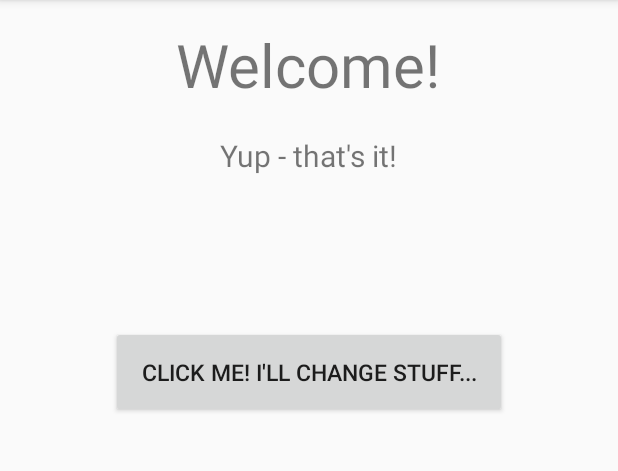
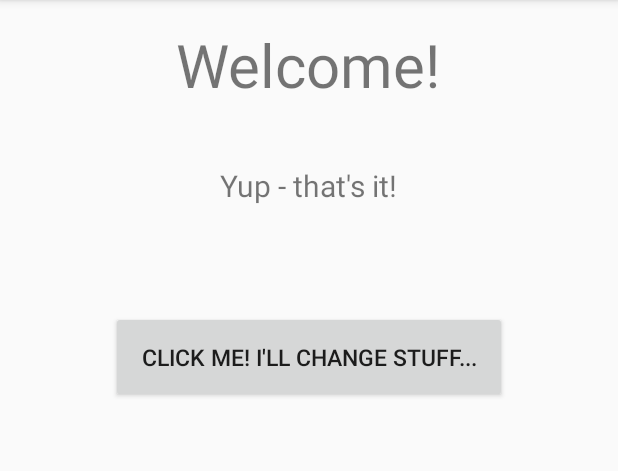
Before and after one commit to iWanjugu/First_Android_App, an Android app: the screen it shows after launch (MainActivity), after a tap on "CLICK ME! I'LL CHANGE STUFF...", on a phone screen of 412 x 824 dp, the part 84-555 px from its top. Run offline under Robolectric (Android 15) with nearby library versions, the phone set to English and light mode, and no system bars.

```diff
--- a/app/src/main/java/com/example/firstapp/app/MainActivity.java
+++ b/app/src/main/java/com/example/firstapp/app/MainActivity.java
@@ -15,7 +15,7 @@ public class MainActivity extends AppCompatActivity {
         super.onCreate(savedInstanceState);
         setContentView(R.layout.activity_main);
 
-        // Changing our Textview on button click
+        // Changing our TextView on button click
         final TextView firstTextView = (TextView) findViewById(R.id.textView);
         Button firstButton = (Button) findViewById(R.id.firstButton);
 
--- a/app/src/main/res/layout/activity_main.xml
+++ b/app/src/main/res/layout/activity_main.xml
@@ -22,7 +22,7 @@
         android:layout_height="wrap_content"
         android:text="@string/intro"
         android:textSize="20sp"
-        android:layout_marginTop="20dp"
+        android:layout_marginTop="40dp"
         android:id="@+id/textView"/>
 
     <Button
@@ -32,7 +32,7 @@
         android:textSize="15sp"
         android:id="@+id/firstButton"
         android:layout_gravity="center_horizontal"
-        android:layout_marginTop="100dp"
+        android:layout_marginTop="70dp"
         android:padding="20dp"/>
 
 
--- a/app/src/main/res/values/strings.xml
+++ b/app/src/main/res/values/strings.xml
@@ -1,8 +1,8 @@
 <resources>
-    <string name="app_name">Wanjugu's</string>
+    <string name="app_name">Wanjugu\'s</string>
 
     <string name="hello_world">Welcome!</string>
     <string name="intro">This is my first Simple Android App</string>
-    <string name="button_1_text">Click Me! I'll Change stuff...</string>
+    <string name="button_1_text">Click Me! I\'ll Change stuff...</string>
     <string name="action_settings">Settings</string>
 </resources>
```
Also changed, not shown: 1 other file.
